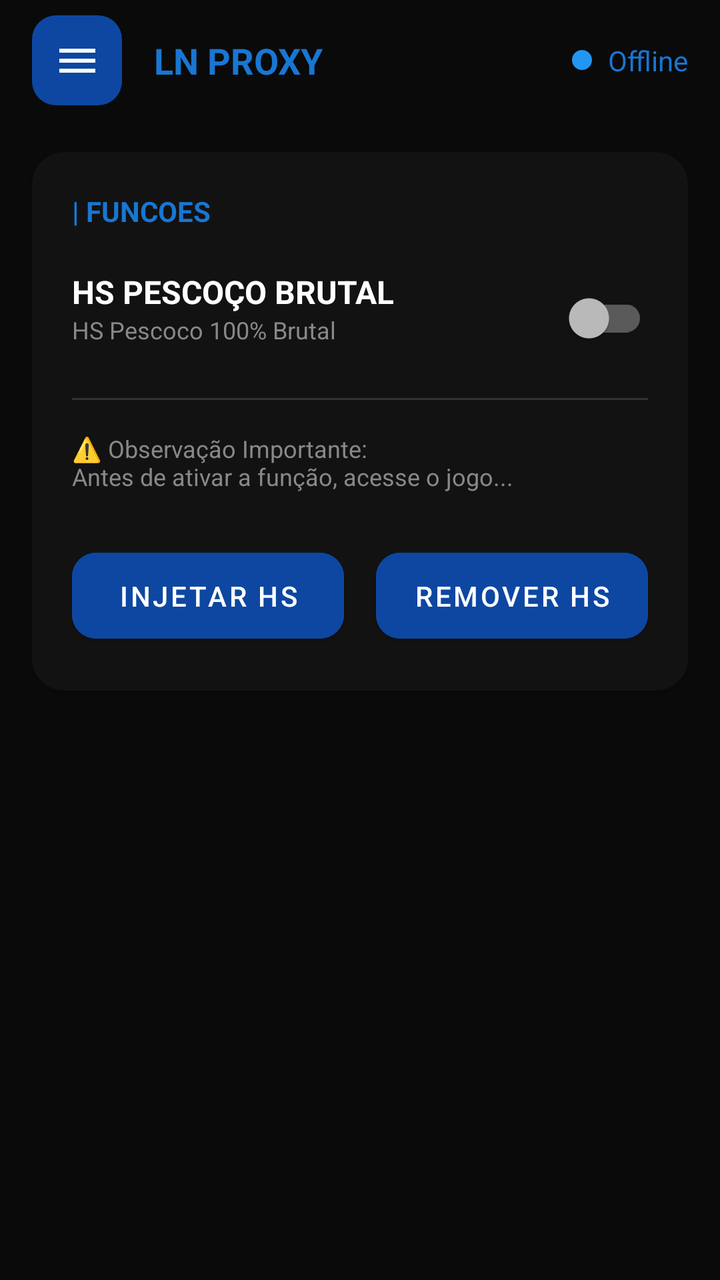
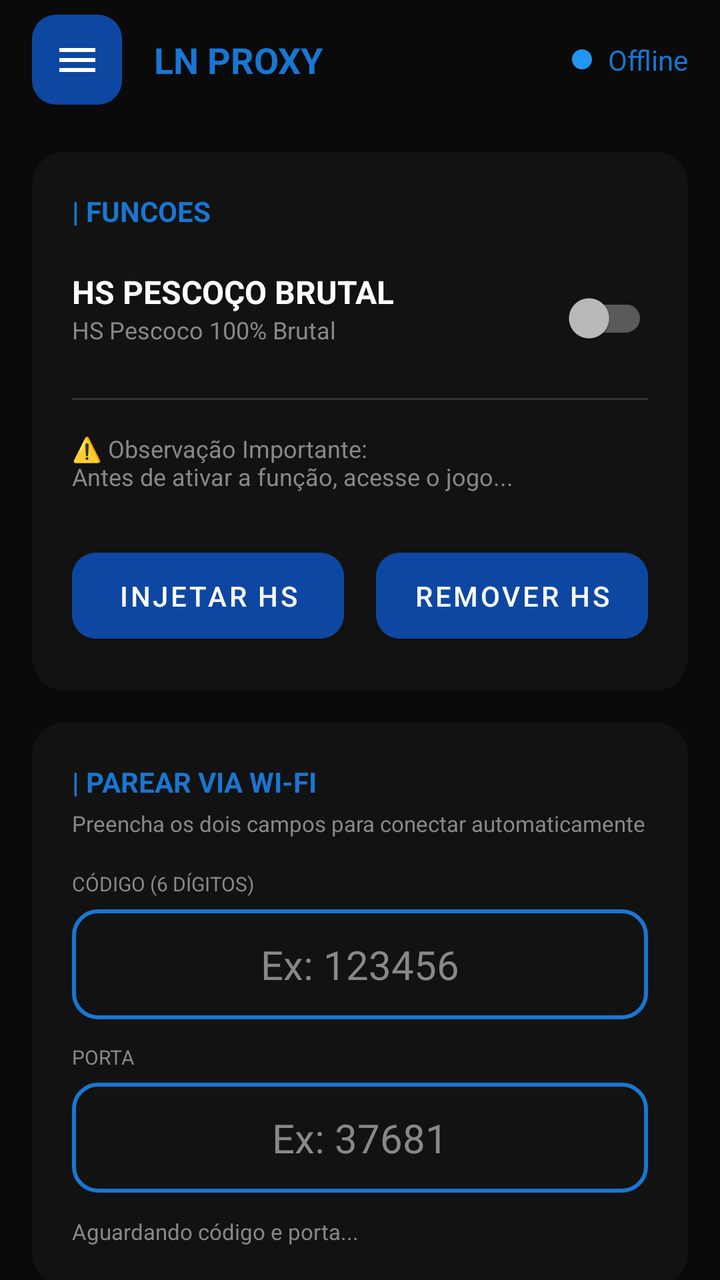

Screens rendered from an Android XML layout before and after an edit, with the pre-edit source and the edit as a unified diff.
<!-- AndroidManifest.xml: application theme Theme.App -->
<!-- res/layout/activity_main.xml -->
<?xml version="1.0" encoding="utf-8"?>
<androidx.drawerlayout.widget.DrawerLayout xmlns:android="http://schemas.android.com/apk/res/android"
    xmlns:app="http://schemas.android.com/apk/res-auto"
    android:id="@+id/drawer_layout"
    android:layout_width="match_parent"
    android:layout_height="match_parent"
    android:background="@color/background_dark">

    <androidx.constraintlayout.widget.ConstraintLayout
        android:layout_width="match_parent"
        android:layout_height="match_parent">

        
        <View
            android:id="@+id/toolbar_bg"
            android:layout_width="match_parent"
            android:layout_height="60dp"
            app:layout_constraintTop_toTopOf="parent" />

        <ImageButton
            android:id="@+id/btn_menu"
            android:layout_width="45dp"
            android:layout_height="45dp"
            android:layout_marginStart="16dp"
            android:background="@drawable/bg_menu_button"
            android:src="@drawable/ic_menu"
            app:layout_constraintBottom_toBottomOf="@id/toolbar_bg"
            app:layout_constraintStart_toStartOf="parent"
            app:layout_constraintTop_toTopOf="@id/toolbar_bg" />

        <TextView
            android:id="@+id/tv_title"
            android:layout_width="wrap_content"
            android:layout_height="wrap_content"
            android:layout_marginStart="16dp"
            android:text="LN PROXY"
            android:textColor="@color/blue_accent"
            android:textSize="18sp"
            android:textStyle="bold"
            app:layout_constraintBottom_toBottomOf="@id/toolbar_bg"
            app:layout_constraintStart_toEndOf="@id/btn_menu"
            app:layout_constraintTop_toTopOf="@id/toolbar_bg" />

        <TextView
            android:id="@+id/tv_status"
            android:layout_width="wrap_content"
            android:layout_height="wrap_content"
            android:layout_marginEnd="16dp"
            android:drawablePadding="8dp"
            android:text="Offline"
            android:textColor="@color/blue_accent"
            app:drawableStartCompat="@drawable/ic_dot_offline"
            app:layout_constraintBottom_toBottomOf="@id/toolbar_bg"
            app:layout_constraintEnd_toEndOf="parent"
            app:layout_constraintTop_toTopOf="@id/toolbar_bg" />

        
        <androidx.cardview.widget.CardView
            android:layout_width="match_parent"
            android:layout_height="wrap_content"
            android:layout_margin="16dp"
            app:cardBackgroundColor="@color/card_dark"
            app:cardCornerRadius="16dp"
            app:layout_constraintTop_toBottomOf="@id/toolbar_bg">

            <LinearLayout
                android:layout_width="match_parent"
                android:layout_height="wrap_content"
                android:orientation="vertical"
                android:padding="20dp">

                <TextView
                    android:layout_width="wrap_content"
                    android:layout_height="wrap_content"
                    android:text="| FUNCOES"
                    android:textColor="@color/blue_accent"
                    android:textStyle="bold" />

                <RelativeLayout
                    android:layout_width="match_parent"
                    android:layout_height="wrap_content"
                    android:layout_marginTop="20dp">

                    <LinearLayout
                        android:layout_width="wrap_content"
                        android:layout_height="wrap_content"
                        android:orientation="vertical">

                        <TextView
                            android:layout_width="wrap_content"
                            android:layout_height="wrap_content"
                            android:text="HS PESCOÇO BRUTAL"
                            android:textColor="@color/white"
                            android:textSize="16sp"
                            android:textStyle="bold" />

                        <TextView
                            android:layout_width="wrap_content"
                            android:layout_height="wrap_content"
                            android:text="HS Pescoco 100% Brutal"
                            android:textColor="@color/gray_text"
                            android:textSize="12sp" />
                    </LinearLayout>

                    <androidx.appcompat.widget.SwitchCompat
                        android:id="@+id/switch_hs"
                        android:layout_width="wrap_content"
                        android:layout_height="wrap_content"
                        android:layout_alignParentEnd="true" />
                </RelativeLayout>

                <View
                    android:layout_width="match_parent"
                    android:layout_height="1dp"
                    android:layout_marginTop="16dp"
                    android:background="#333333" />

                <TextView
                    android:layout_width="match_parent"
                    android:layout_height="wrap_content"
                    android:layout_marginTop="16dp"
                    android:text="⚠️ Observação Importante:\nAntes de ativar a função, acesse o jogo..."
                    android:textColor="@color/gray_text"
                    android:textSize="12sp" />

                <LinearLayout
                    android:layout_width="match_parent"
                    android:layout_height="wrap_content"
                    android:layout_marginTop="24dp"
                    android:orientation="horizontal">

                    <Button
                        android:id="@+id/btn_inject"
                        android:layout_width="0dp"
                        android:layout_height="55dp"
                        android:layout_marginEnd="8dp"
                        android:layout_weight="1"
                        android:backgroundTint="@color/blue_primary"
                        android:text="INJETAR HS"
                        android:textColor="@color/white"
                        app:cornerRadius="12dp" />

                    <Button
                        android:id="@+id/btn_remove"
                        android:layout_width="0dp"
                        android:layout_height="55dp"
                        android:layout_marginStart="8dp"
                        android:layout_weight="1"
                        android:backgroundTint="@color/blue_primary"
                        android:text="REMOVER HS"
                        android:textColor="@color/white"
                        app:cornerRadius="12dp" />
                </LinearLayout>

            </LinearLayout>
        </androidx.cardview.widget.CardView>

    </androidx.constraintlayout.widget.ConstraintLayout>

    
    <com.google.android.material.navigation.NavigationView
        android:id="@+id/nav_view"
        android:layout_width="wrap_content"
        android:layout_height="match_parent"
        android:layout_gravity="start"
        android:background="@color/background_dark">

        <LinearLayout
            android:layout_width="match_parent"
            android:layout_height="match_parent"
            android:orientation="vertical"
            android:padding="20dp">

            <TextView
                android:layout_width="wrap_content"
                android:layout_height="wrap_content"
                android:text="LN PROXY"
                android:textColor="@color/blue_accent"
                android:textStyle="bold" />

            <Button
                android:id="@+id/btn_nav_connect"
                android:layout_width="match_parent"
                android:layout_height="wrap_content"
                android:layout_marginTop="40dp"
                android:background="@android:color/transparent"
                android:drawableStart="@drawable/ic_connect"
                android:drawablePadding="16dp"
                android:gravity="start|center_vertical"
                android:text="Conectar"
                android:textAllCaps="false"
                android:textColor="@color/white" />

            <Button
                android:id="@+id/btn_nav_info"
                android:layout_width="match_parent"
                android:layout_height="wrap_content"
                android:layout_marginTop="16dp"
                android:background="@android:color/transparent"
                android:drawableStart="@drawable/ic_info"
                android:drawablePadding="16dp"
                android:gravity="start|center_vertical"
                android:text="Info"
                android:textAllCaps="false"
                android:textColor="@color/white" />

            <View
                android:layout_width="match_parent"
                android:layout_height="0dp"
                android:layout_weight="1" />

            <Button
                android:id="@+id/btn_logout"
                android:layout_width="match_parent"
                android:layout_height="50dp"
                android:backgroundTint="@color/blue_primary"
                android:text="Sair da conta"
                android:textColor="@color/white"
                app:cornerRadius="8dp" />

        </LinearLayout>
    </com.google.android.material.navigation.NavigationView>

</androidx.drawerlayout.widget.DrawerLayout>
<!-- resources referenced by this layout -->
<resources>
  <color name="background_dark">#0A0A0A</color>
  <color name="blue_accent">#1976D2</color>
  <color name="blue_primary">#0D47A1</color>
  <color name="card_dark">#121212</color>
  <color name="gray_text">#888888</color>
  <color name="white">#FFFFFFFF</color>
  <!-- drawable bg_menu_button (drawable) -->
  <?xml version="1.0" encoding="utf-8"?>
  <shape xmlns:android="http://schemas.android.com/apk/res/android">
      <solid android:color="@color/blue_primary" />
      <corners android:radius="12dp" />
  </shape>
  <!-- drawable ic_connect (drawable) -->
  <vector xmlns:android="http://schemas.android.com/apk/res/android" android:width="24dp" android:height="24dp" android:viewportWidth="24" android:viewportHeight="24"><path android:fillColor="#FFFFFF" android:pathData="M17,16l-4,-4l4,-4l1.42,1.42L15.83,11H21v2h-5.17l2.58,2.58L17,16zM7,8l4,4l-4,4l-1.42,-1.42L8.17,13H3v-2h5.17L5.58,9.42L7,8z"/></vector>
  <!-- drawable ic_dot_offline (drawable) -->
  <?xml version="1.0" encoding="utf-8"?>
  <shape xmlns:android="http://schemas.android.com/apk/res/android" android:shape="oval">
      <solid android:color="@color/offline_dot" />
      <size android:width="10dp" android:height="10dp" />
  </shape>
  <!-- drawable ic_info (drawable) -->
  <vector xmlns:android="http://schemas.android.com/apk/res/android" android:width="24dp" android:height="24dp" android:viewportWidth="24" android:viewportHeight="24"><path android:fillColor="#FFFFFF" android:pathData="M12,2C6.48,2 2,6.48 2,12s4.48,10 10,10 10,-4.48 10,-10S17.52,2 12,2zM13,17h-2v-6h2v6zM13,9h-2V7h2v2z"/></vector>
  <!-- drawable ic_menu (drawable) -->
  <vector xmlns:android="http://schemas.android.com/apk/res/android" android:width="24dp" android:height="24dp" android:viewportWidth="24" android:viewportHeight="24"><path android:fillColor="#FFFFFF" android:pathData="M3,18h18v-2H3v2zM3,13h18v-2H3v2zM3,6v2h18V6H3z"/></vector>
  <style name="Theme.App" parent="Theme.MaterialComponents.NoActionBar">
          <item name="colorPrimary">@color/blue_primary</item>
          <item name="colorPrimaryVariant">@color/blue_accent</item>
          <item name="colorOnPrimary">@color/white</item>
      </style>
  <color name="offline_dot">#2196F3</color>
</resources>

<!-- the commit's change to res/layout/activity_main.xml (unified diff, before → after) -->
@@ -6,156 +6,249 @@
     android:layout_height="match_parent"
     android:background="@color/background_dark">
 
-    <androidx.constraintlayout.widget.ConstraintLayout
+    
+    <LinearLayout
         android:layout_width="match_parent"
-        android:layout_height="match_parent">
+        android:layout_height="match_parent"
+        android:orientation="vertical">
 
         
-        <View
-            android:id="@+id/toolbar_bg"
+        <RelativeLayout
             android:layout_width="match_parent"
             android:layout_height="60dp"
-            app:layout_constraintTop_toTopOf="parent" />
-
-        <ImageButton
-            android:id="@+id/btn_menu"
-            android:layout_width="45dp"
-            android:layout_height="45dp"
-            android:layout_marginStart="16dp"
-            android:background="@drawable/bg_menu_button"
-            android:src="@drawable/ic_menu"
-            app:layout_constraintBottom_toBottomOf="@id/toolbar_bg"
-            app:layout_constraintStart_toStartOf="parent"
-            app:layout_constraintTop_toTopOf="@id/toolbar_bg" />
-
-        <TextView
-            android:id="@+id/tv_title"
-            android:layout_width="wrap_content"
-            android:layout_height="wrap_content"
-            android:layout_marginStart="16dp"
-            android:text="LN PROXY"
-            android:textColor="@color/blue_accent"
-            android:textSize="18sp"
-            android:textStyle="bold"
-            app:layout_constraintBottom_toBottomOf="@id/toolbar_bg"
-            app:layout_constraintStart_toEndOf="@id/btn_menu"
-            app:layout_constraintTop_toTopOf="@id/toolbar_bg" />
-
-        <TextView
-            android:id="@+id/tv_status"
-            android:layout_width="wrap_content"
-            android:layout_height="wrap_content"
-            android:layout_marginEnd="16dp"
-            android:drawablePadding="8dp"
-            android:text="Offline"
-            android:textColor="@color/blue_accent"
-            app:drawableStartCompat="@drawable/ic_dot_offline"
-            app:layout_constraintBottom_toBottomOf="@id/toolbar_bg"
-            app:layout_constraintEnd_toEndOf="parent"
-            app:layout_constraintTop_toTopOf="@id/toolbar_bg" />
+            android:background="@color/background_dark">
+
+            <ImageButton
+                android:id="@+id/btn_menu"
+                android:layout_width="45dp"
+                android:layout_height="45dp"
+                android:layout_centerVertical="true"
+                android:layout_marginStart="16dp"
+                android:background="@drawable/bg_menu_button"
+                android:src="@drawable/ic_menu" />
+
+            <TextView
+                android:id="@+id/tv_title"
+                android:layout_width="wrap_content"
+                android:layout_height="wrap_content"
+                android:layout_centerVertical="true"
+                android:layout_marginStart="16dp"
+                android:layout_toEndOf="@id/btn_menu"
+                android:text="LN PROXY"
+                android:textColor="@color/blue_accent"
+                android:textSize="18sp"
+                android:textStyle="bold" />
+
+            <TextView
+                android:id="@+id/tv_status"
+                android:layout_width="wrap_content"
+                android:layout_height="wrap_content"
+                android:layout_alignParentEnd="true"
+                android:layout_centerVertical="true"
+                android:layout_marginEnd="16dp"
+                android:drawablePadding="8dp"
+                android:text="Offline"
+                android:textColor="@color/blue_accent"
+                app:drawableStartCompat="@drawable/ic_dot_offline" />
+        </RelativeLayout>
 
         
-        <androidx.cardview.widget.CardView
+        <androidx.core.widget.NestedScrollView
             android:layout_width="match_parent"
-            android:layout_height="wrap_content"
-            android:layout_margin="16dp"
-            app:cardBackgroundColor="@color/card_dark"
-            app:cardCornerRadius="16dp"
-            app:layout_constraintTop_toBottomOf="@id/toolbar_bg">
+            android:layout_height="match_parent">
 
             <LinearLayout
                 android:layout_width="match_parent"
                 android:layout_height="wrap_content"
                 android:orientation="vertical"
-                android:padding="20dp">
-
-                <TextView
-                    android:layout_width="wrap_content"
-                    android:layout_height="wrap_content"
-                    android:text="| FUNCOES"
-                    android:textColor="@color/blue_accent"
-                    android:textStyle="bold" />
-
-                <RelativeLayout
+                android:padding="16dp">
+
+                
+                <androidx.cardview.widget.CardView
                     android:layout_width="match_parent"
                     android:layout_height="wrap_content"
-                    android:layout_marginTop="20dp">
+                    app:cardBackgroundColor="@color/card_dark"
+                    app:cardCornerRadius="16dp">
 
                     <LinearLayout
-                        android:layout_width="wrap_content"
+                        android:layout_width="match_parent"
                         android:layout_height="wrap_content"
-                        android:orientation="vertical">
-
-                        <TextView
-                            android:layout_width="wrap_content"
-                            android:layout_height="wrap_content"
-                            android:text="HS PESCOÇO BRUTAL"
-                            android:textColor="@color/white"
-                            android:textSize="16sp"
+                        android:orientation="vertical"
+                        android:padding="20dp">
+
+                        <TextView
+                            android:layout_width="wrap_content"
+                            android:layout_height="wrap_content"
+                            android:text="| FUNCOES"
+                            android:textColor="@color/blue_accent"
                             android:textStyle="bold" />
 
-                        <TextView
-                            android:layout_width="wrap_content"
-                            android:layout_height="wrap_content"
-                            android:text="HS Pescoco 100% Brutal"
+                        <RelativeLayout
+                            android:layout_width="match_parent"
+                            android:layout_height="wrap_content"
+                            android:layout_marginTop="20dp">
+
+                            <LinearLayout
+                                android:layout_width="wrap_content"
+                                android:layout_height="wrap_content"
+                                android:orientation="vertical">
+
+                                <TextView
+                                    android:layout_width="wrap_content"
+                                    android:layout_height="wrap_content"
+                                    android:text="HS PESCOÇO BRUTAL"
+                                    android:textColor="@color/white"
+                                    android:textSize="16sp"
+                                    android:textStyle="bold" />
+
+                                <TextView
+                                    android:layout_width="wrap_content"
+                                    android:layout_height="wrap_content"
+                                    android:text="HS Pescoco 100% Brutal"
+                                    android:textColor="@color/gray_text"
+                                    android:textSize="12sp" />
+                            </LinearLayout>
+
+                            <androidx.appcompat.widget.SwitchCompat
+                                android:id="@+id/switch_hs"
+                                android:layout_width="wrap_content"
+                                android:layout_height="wrap_content"
+                                android:layout_alignParentEnd="true" />
+                        </RelativeLayout>
+
+                        <View
+                            android:layout_width="match_parent"
+                            android:layout_height="1dp"
+                            android:layout_marginTop="16dp"
+                            android:background="#333333" />
+
+                        <TextView
+                            android:layout_width="match_parent"
+                            android:layout_height="wrap_content"
+                            android:layout_marginTop="16dp"
+                            android:text="⚠️ Observação Importante:\nAntes de ativar a função, acesse o jogo..."
                             android:textColor="@color/gray_text"
                             android:textSize="12sp" />
+
+                        <LinearLayout
+                            android:layout_width="match_parent"
+                            android:layout_height="wrap_content"
+                            android:layout_marginTop="24dp"
+                            android:orientation="horizontal">
+
+                            <Button
+                                android:id="@+id/btn_inject"
+                                android:layout_width="0dp"
+                                android:layout_height="55dp"
+                                android:layout_marginEnd="8dp"
+                                android:layout_weight="1"
+                                android:backgroundTint="@color/blue_primary"
+                                android:text="INJETAR HS"
+                                android:textColor="@color/white"
+                                app:cornerRadius="12dp" />
+
+                            <Button
+                                android:id="@+id/btn_remove"
+                                android:layout_width="0dp"
+                                android:layout_height="55dp"
+                                android:layout_marginStart="8dp"
+                                android:layout_weight="1"
+                                android:backgroundTint="@color/blue_primary"
+                                android:text="REMOVER HS"
+                                android:textColor="@color/white"
+                                app:cornerRadius="12dp" />
+                        </LinearLayout>
                     </LinearLayout>
-
-                    <androidx.appcompat.widget.SwitchCompat
-                        android:id="@+id/switch_hs"
-                        android:layout_width="wrap_content"
-                        android:layout_height="wrap_content"
-                        android:layout_alignParentEnd="true" />
-                </RelativeLayout>
-
-                <View
-                    android:layout_width="match_parent"
-                    android:layout_height="1dp"
-                    android:layout_marginTop="16dp"
-                    android:background="#333333" />
-
-                <TextView
+                </androidx.cardview.widget.CardView>
+
+                
+                <androidx.cardview.widget.CardView
+                    android:id="@+id/card_pairing"
                     android:layout_width="match_parent"
                     android:layout_height="wrap_content"
                     android:layout_marginTop="16dp"
-                    android:text="⚠️ Observação Importante:\nAntes de ativar a função, acesse o jogo..."
-                    android:textColor="@color/gray_text"
-                    android:textSize="12sp" />
-
-                <LinearLayout
-                    android:layout_width="match_parent"
-                    android:layout_height="wrap_content"
-                    android:layout_marginTop="24dp"
-                    android:orientation="horizontal">
-
-                    <Button
-                        android:id="@+id/btn_inject"
-                        android:layout_width="0dp"
-                        android:layout_height="55dp"
-                        android:layout_marginEnd="8dp"
-                        android:layout_weight="1"
-                        android:backgroundTint="@color/blue_primary"
-                        android:text="INJETAR HS"
-                        android:textColor="@color/white"
-                        app:cornerRadius="12dp" />
-
-                    <Button
-                        android:id="@+id/btn_remove"
-                        android:layout_width="0dp"
-                        android:layout_height="55dp"
-                        android:layout_marginStart="8dp"
-                        android:layout_weight="1"
-                        android:backgroundTint="@color/blue_primary"
-                        android:text="REMOVER HS"
-                        android:textColor="@color/white"
-                        app:cornerRadius="12dp" />
-                </LinearLayout>
+                    app:cardBackgroundColor="@color/card_dark"
+                    app:cardCornerRadius="16dp">
+
+                    <LinearLayout
+                        android:layout_width="match_parent"
+                        android:layout_height="wrap_content"
+                        android:orientation="vertical"
+                        android:padding="20dp">
+
+                        <TextView
+                            android:layout_width="wrap_content"
+                            android:layout_height="wrap_content"
+                            android:text="| PAREAR VIA WI-FI"
+                            android:textColor="@color/blue_accent"
+                            android:textStyle="bold" />
+
+                        <TextView
+                            android:layout_width="wrap_content"
+                            android:layout_height="wrap_content"
+                            android:layout_marginTop="4dp"
+                            android:text="Preencha os dois campos para conectar automaticamente"
+                            android:textColor="@color/gray_text"
+                            android:textSize="11sp" />
+
+                        <TextView
+                            android:layout_width="wrap_content"
+                            android:layout_height="wrap_content"
+                            android:layout_marginTop="16dp"
+                            android:text="CÓDIGO (6 DÍGITOS)"
+                            android:textColor="@color/gray_text"
+                            android:textSize="10sp" />
+
+                        <EditText
+                            android:id="@+id/et_main_code"
+                            android:layout_width="match_parent"
+                            android:layout_height="55dp"
+                            android:layout_marginTop="6dp"
+                            android:background="@drawable/bg_edittext"
+                            android:gravity="center"
+                            android:hint="Ex: 123456"
+                            android:inputType="number"
+                            android:maxLength="6"
+                            android:textColor="@color/white"
+                            android:textColorHint="@color/gray_text"
+                            android:textSize="20sp" />
+
+                        <TextView
+                            android:layout_width="wrap_content"
+                            android:layout_height="wrap_content"
+                            android:layout_marginTop="12dp"
+                            android:text="PORTA"
+                            android:textColor="@color/gray_text"
+                            android:textSize="10sp" />
+
+                        <EditText
+                            android:id="@+id/et_main_port"
+                            android:layout_width="match_parent"
+                            android:layout_height="55dp"
+                            android:layout_marginTop="6dp"
+                            android:background="@drawable/bg_edittext"
+                            android:gravity="center"
+                            android:hint="Ex: 37681"
+                            android:inputType="number"
+                            android:textColor="@color/white"
+                            android:textColorHint="@color/gray_text"
+                            android:textSize="20sp" />
+
+                        <TextView
+                            android:id="@+id/tv_pairing_status"
+                            android:layout_width="wrap_content"
+                            android:layout_height="wrap_content"
+                            android:layout_marginTop="12dp"
+                            android:text="Aguardando código e porta..."
+                            android:textColor="@color/gray_text"
+                            android:textSize="11sp" />
+
+                    </LinearLayout>
+                </androidx.cardview.widget.CardView>
 
             </LinearLayout>
-        </androidx.cardview.widget.CardView>
-
-    </androidx.constraintlayout.widget.ConstraintLayout>
+        </androidx.core.widget.NestedScrollView>
+    </LinearLayout>
 
     
     <com.google.android.material.navigation.NavigationView
<!-- resource entries referenced after the edit -->
@@ -6,6 +6,13 @@
   <color name="card_dark">#121212</color>
   <color name="gray_text">#888888</color>
   <color name="white">#FFFFFFFF</color>
+  <!-- drawable bg_edittext (drawable) -->
+  <?xml version="1.0" encoding="utf-8"?>
+  <shape xmlns:android="http://schemas.android.com/apk/res/android">
+      <solid android:color="@color/card_dark" />
+      <stroke android:width="2dp" android:color="@color/blue_accent" />
+      <corners android:radius="12dp" />
+  </shape>
   <!-- drawable bg_menu_button (drawable) -->
   <?xml version="1.0" encoding="utf-8"?>
   <shape xmlns:android="http://schemas.android.com/apk/res/android">
